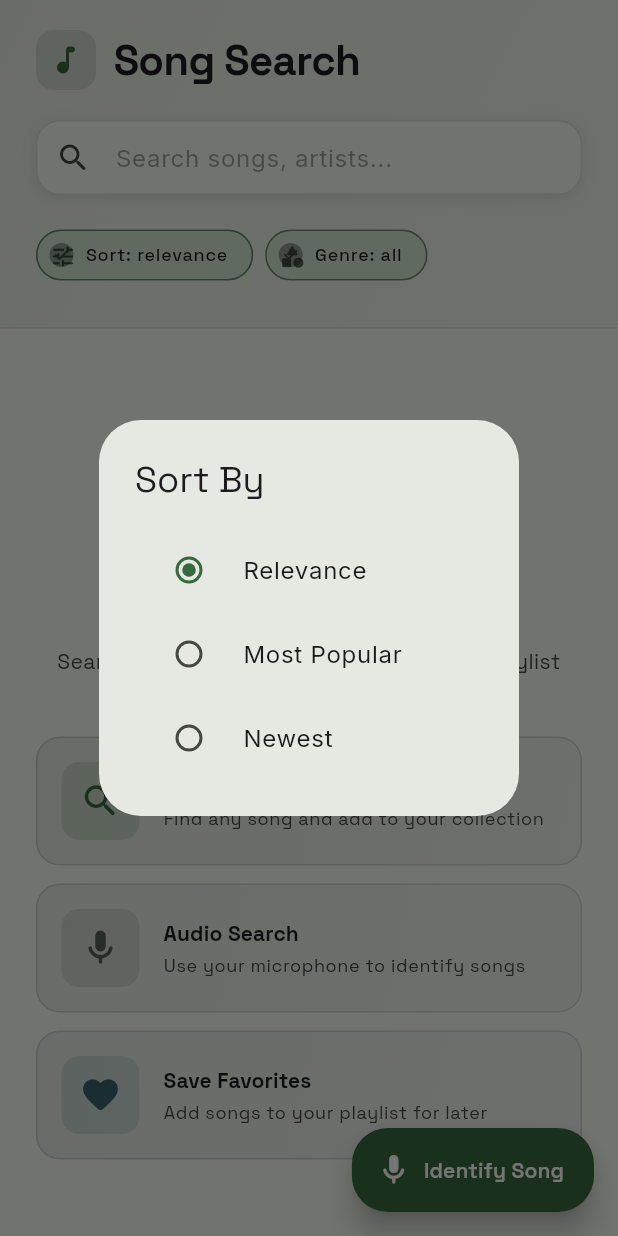
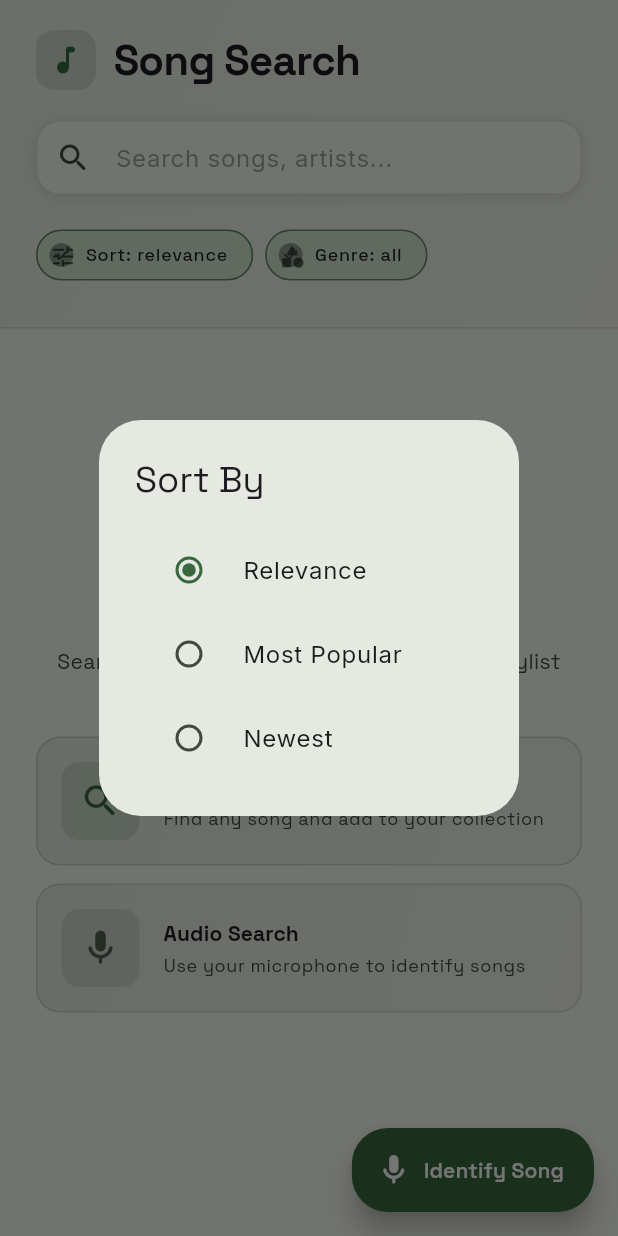
Before and after one commit to ByFlowt/spotify-ai-music-app, a Flutter app: the SongSearchPage screen opened directly, after a tap on an icon or button, on a phone screen of 412 x 824 dp. Run offline on Flutter 3.47's test engine with Material 3 defaults, Android fonts, the phone set to English and light mode, and no system bars; our stand-ins replace flutter_dotenv, flutter_secure_storage, google_fonts, google_generative_ai, qr_flutter, shared_preferences; missing offline and left inert: dart:html, flutter_web_auth_2; accounts and stored records are empty.

Commit message:
Fix genre filter, remove Save Favorites, add real Spotify trending tracks, fix identified songs with real Spotify data

```diff
--- a/lib/screens/song_search_page.dart
+++ b/lib/screens/song_search_page.dart
@@ -42,13 +42,31 @@ class _SongSearchPageState extends State<SongSearchPage> {
     setState(() => _loadingTrending = true);
     try {
       final spotifyService = context.read<SpotifyService>();
-      // Load trending tracks (high popularity)
-      final trendingResults = await spotifyService.searchTracks('trending');
-      trendingResults.sort((a, b) => (b.popularity).compareTo(a.popularity));
+      // Get real trending tracks using Spotify's trending/popular searches
+      // Search for current popular songs across different genres
+      final queries = ['top hits 2024', 'viral hits', 'trending now'];
+      List<Track> allTracks = [];
+
+      for (final query in queries) {
+        final results = await spotifyService.searchTracks(query);
+        allTracks.addAll(results);
+      }
+
+      // Remove duplicates and sort by popularity
+      final uniqueTracks = <String, Track>{};
+      for (final track in allTracks) {
+        if (!uniqueTracks.containsKey(track.id) ||
+            track.popularity > (uniqueTracks[track.id]?.popularity ?? 0)) {
+          uniqueTracks[track.id] = track;
+        }
+      }
+
+      final sortedTracks = uniqueTracks.values.toList()
+        ..sort((a, b) => b.popularity.compareTo(a.popularity));
 
       if (mounted) {
         setState(() {
-          _trendingTracks = trendingResults.take(5).toList();
+          _trendingTracks = sortedTracks.take(5).toList();
           _loadingTrending = false;
         });
       }
@@ -512,23 +530,6 @@ class _SongSearchPageState extends State<SongSearchPage> {
               colorScheme.secondary,
               onTap: () => _showShazamDialog(context),
             ),
-            const SizedBox(height: 12),
-            _buildFeatureCard(
-              context,
-              Icons.favorite_rounded,
-              'Save Favorites',
-              'Add songs to your playlist for later',
-              colorScheme.tertiary,
-              onTap: () {
-                ScaffoldMessenger.of(context).showSnackBar(
-                  const SnackBar(
-                    content: Text(
-                        'Use the heart icon on any result to save it to My Playlist.'),
-                    behavior: SnackBarBehavior.floating,
-                  ),
-                );
-              },
-            ),
             const SizedBox(height: 40),
 
             // Trending Section
@@ -885,15 +886,25 @@ class _ShazamRecordingDialogState extends State<ShazamRecordingDialog>
             final songData = result['result'];
             final title = songData['title'] ?? 'Unknown';
             final artist = songData['artist'] ?? 'Unknown';
-            final album = songData['album'];
 
-            // Create a Track object and add to identified songs
-            final identifiedTrack = Track(
+            // Search Spotify to get the real track data
+            final spotifyService = context.read<SpotifyService>();
+            final searchQuery = '$title $artist';
+            final spotifyResults = await spotifyService.searchTracks(searchQuery);
+
+            Track? identifiedTrack;
+
+            if (spotifyResults.isNotEmpty) {
+              // Use the first result from Spotify (most relevant)
+              identifiedTrack = spotifyResults.first;
+            } else {
+              // Fallback: Create track from AudD data if Spotify search fails
+              identifiedTrack = Track(
                 id: songData['spotify_id'] ??
                     '${title}_${artist}'.replaceAll(' ', '_'),
                 name: title,
                 artistName: artist,
-              albumName: album,
+                albumName: songData['album'],
                 imageUrl: songData['spotify']?['image'],
                 spotifyUrl: songData['spotify_id'] != null
                     ? 'https://open.spotify.com/track/${songData['spotify_id']}'
@@ -902,12 +913,13 @@ class _ShazamRecordingDialogState extends State<ShazamRecordingDialog>
                 popularity: 75,
                 durationMs: (songData['duration'] ?? 0) * 1000,
               );
+            }
 
             // Add to identified songs playlist
             final playlistManager = context.read<PlaylistManager>();
             await playlistManager.addIdentifiedSong(identifiedTrack);
 
-            _showSongIdentified(title, artist);
+            _showSongIdentified(identifiedTrack.name, identifiedTrack.artistName);
           } else {
             _showError(
                 'Could not identify the song. Please try again or search manually.');
```
Also changed, not shown: lib/screens/search_page.dart (+7 -7 lines), 4 other files. Lines whose indentation alone changed are shown as unchanged.
